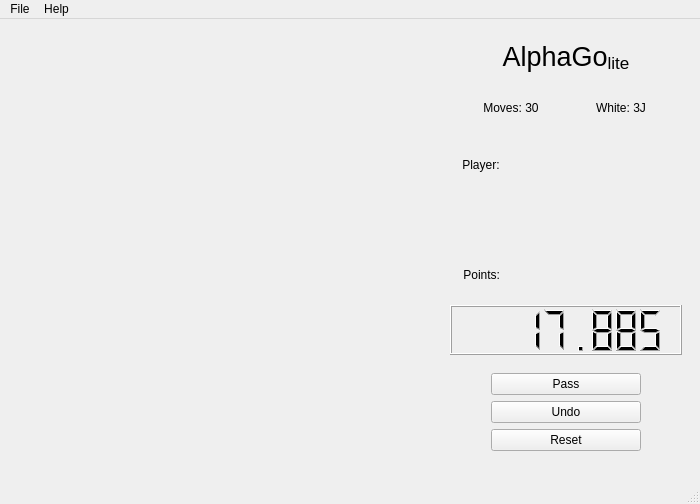
Before: the Qt Designer form code/other_files/main.ui in AynurHasanova/AlphaGo, drawn with Qt 5.
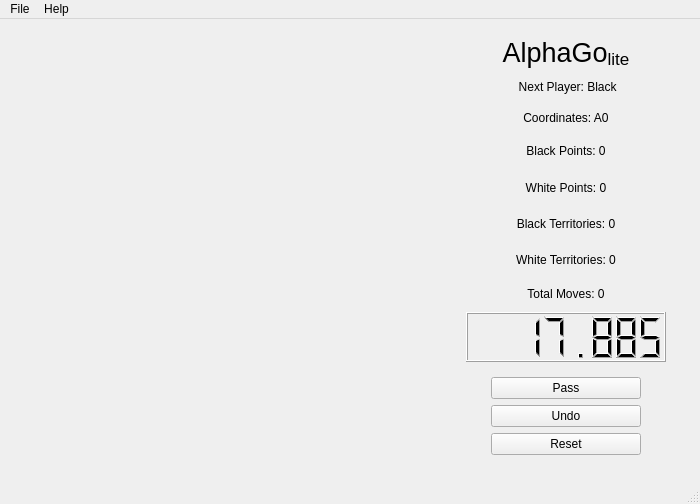
After: the same form once the commit is applied.

Diff of the .ui file:
```diff
--- a/code/other_files/main.ui
+++ b/code/other_files/main.ui
@@ -78,26 +78,15 @@
             </widget>
            </item>
            <item>
-            <widget class="QWidget" name="status_box" native="true">
+            <widget class="QLabel" name="next_player_label">
              <property name="maximumSize">
               <size>
                <width>300</width>
-               <height>50</height>
-              </size>
-             </property>
-             <layout class="QHBoxLayout" name="horizontalLayout_7">
-              <item>
-               <layout class="QHBoxLayout" name="horizontalLayout_6">
-                <item>
-                 <widget class="QLabel" name="moves_count_label">
-                  <property name="maximumSize">
-                   <size>
-                    <width>16777215</width>
                     <height>25</height>
                    </size>
                   </property>
                   <property name="text">
-                   <string>Moves: 30</string>
+              <string> Next Player: Black</string>
                   </property>
                   <property name="alignment">
                    <set>Qt::AlignCenter</set>
@@ -113,106 +102,97 @@
                    </size>
                   </property>
                   <property name="text">
-                   <string>White: 3J</string>
+              <string>Coordinates: A0</string>
                   </property>
                   <property name="alignment">
                    <set>Qt::AlignCenter</set>
                   </property>
                  </widget>
                 </item>
-               </layout>
-              </item>
-             </layout>
+           <item>
+            <widget class="QLabel" name="black_points">
+             <property name="text">
+              <string>Black Points: 0</string>
+             </property>
+             <property name="alignment">
+              <set>Qt::AlignCenter</set>
+             </property>
             </widget>
            </item>
            <item>
-            <widget class="QWidget" name="widget_4" native="true">
-             <widget class="QWidget" name="horizontalLayoutWidget_2">
-              <property name="geometry">
-               <rect>
-                <x>9</x>
-                <y>10</y>
-                <width>201</width>
-                <height>31</height>
-               </rect>
-              </property>
-              <layout class="QHBoxLayout" name="horizontalLayout_3">
-               <item>
-                <widget class="QLabel" name="current_player_label">
-                 <property name="maximumSize">
-                  <size>
-                   <width>300</width>
-                   <height>25</height>
-                  </size>
-                 </property>
+            <widget class="QLabel" name="white_points">
+             <property name="text">
+              <string>White Points: 0</string>
+             </property>
+             <property name="alignment">
+              <set>Qt::AlignCenter</set>
+             </property>
+            </widget>
+           </item>
+           <item>
+            <widget class="QLabel" name="black_territories">
                  <property name="text">
-                  <string> Player:</string>
-                 </property>
-                </widget>
-               </item>
-              </layout>
-             </widget>
-            </widget>
-           </item>
+              <string>Black Territories: 0</string>
+             </property>
+             <property name="alignment">
+              <set>Qt::AlignCenter</set>
+             </property>
+            </widget>
+           </item>
            <item>
-            <widget class="QWidget" name="widget_3" native="true">
-             <property name="enabled">
-              <bool>true</bool>
+            <widget class="QLabel" name="white_territories">
+             <property name="text">
+              <string>White Territories: 0</string>
              </property>
-             <property name="maximumSize">
-              <size>
-               <width>300</width>
-               <height>50</height>
-              </size>
+             <property name="alignment">
+              <set>Qt::AlignCenter</set>
              </property>
-             <widget class="QWidget" name="horizontalLayoutWidget">
-              <property name="geometry">
-               <rect>
-                <x>10</x>
-                <y>10</y>
-                <width>201</width>
-                <height>31</height>
-               </rect>
-              </property>
-              <layout class="QHBoxLayout" name="horizontalLayout_5">
+            </widget>
+           </item>
                <item>
-                <widget class="QLabel" name="points_label">
+            <widget class="QLabel" name="moves_count_label">
                  <property name="maximumSize">
                   <size>
-                   <width>300</width>
+               <width>16777215</width>
                    <height>25</height>
                   </size>
                  </property>
                  <property name="text">
-                  <string> Points: </string>
-                 </property>
-                </widget>
-               </item>
-              </layout>
-             </widget>
-             <widget class="QWidget" name="widget_2" native="true">
-              <property name="geometry">
-               <rect>
-                <x>10</x>
-                <y>50</y>
-                <width>191</width>
-                <height>31</height>
-               </rect>
-              </property>
-             </widget>
-            </widget>
+              <string>Total Moves: 0</string>
+             </property>
+             <property name="alignment">
+              <set>Qt::AlignCenter</set>
+             </property>
+            </widget>
            </item>
-           <item>
+           <item alignment="Qt::AlignHCenter">
             <widget class="QLCDNumber" name="player_timer_dial">
              <property name="enabled">
               <bool>true</bool>
              </property>
-             <property name="maximumSize">
+             <property name="minimumSize">
               <size>
-               <width>16777215</width>
+               <width>200</width>
                <height>50</height>
               </size>
              </property>
+             <property name="maximumSize">
+              <size>
+               <width>200</width>
+               <height>70</height>
+              </size>
+             </property>
+             <property name="font">
+              <font>
+               <pointsize>30</pointsize>
+               <weight>75</weight>
+               <italic>false</italic>
+               <bold>true</bold>
+              </font>
+             </property>
+             <property name="focusPolicy">
+              <enum>Qt::StrongFocus</enum>
+             </property>
              <property name="acceptDrops">
               <bool>false</bool>
              </property>
```
Lines whose indentation alone changed are shown as unchanged.
